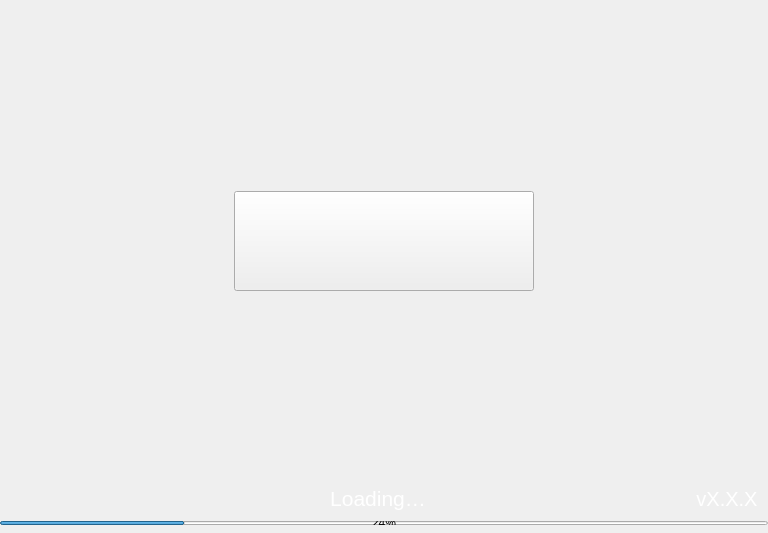
Qt form src/qt/pivx/forms/splash.ui (Euno/eunowallet) before a commit.
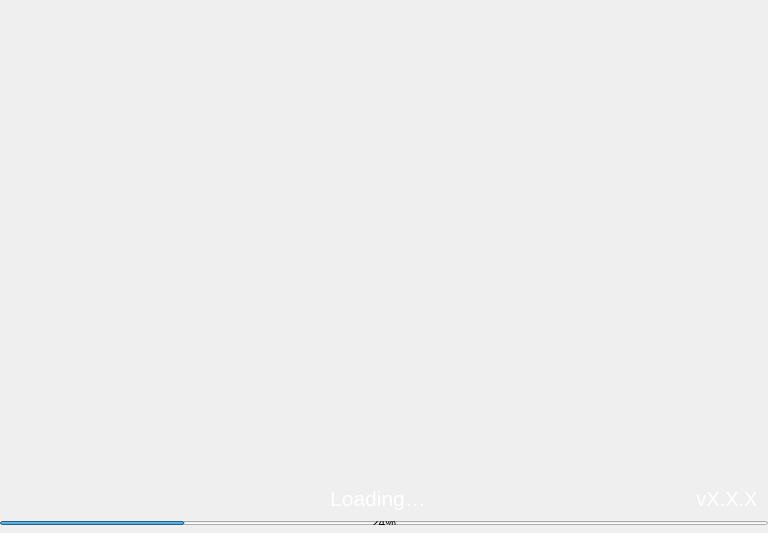
The same form after that commit.

```diff
--- a/src/qt/pivx/forms/splash.ui
+++ b/src/qt/pivx/forms/splash.ui
@@ -98,12 +98,15 @@
         <property name="maximumSize">
          <size>
           <width>300</width>
-          <height>100</height>
+          <height>200</height>
          </size>
         </property>
         <property name="text">
          <string/>
         </property>
+        <property name="autoRaise">
+         <bool>true</bool>
+        </property>
        </widget>
       </item>
       <item>
```
